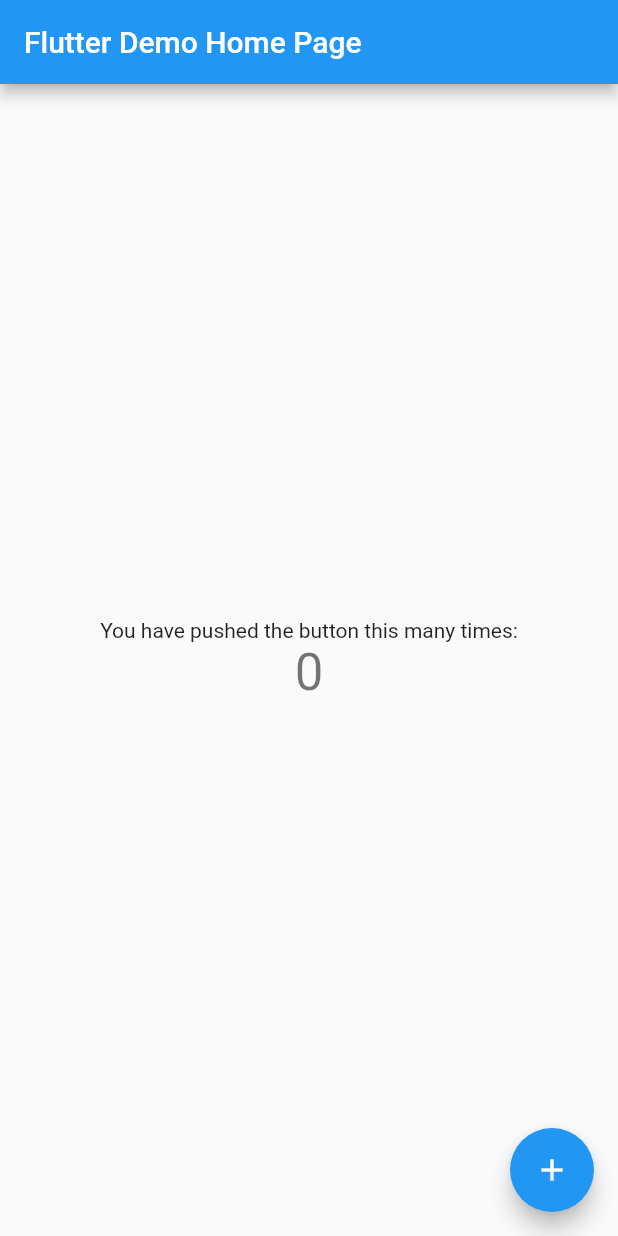
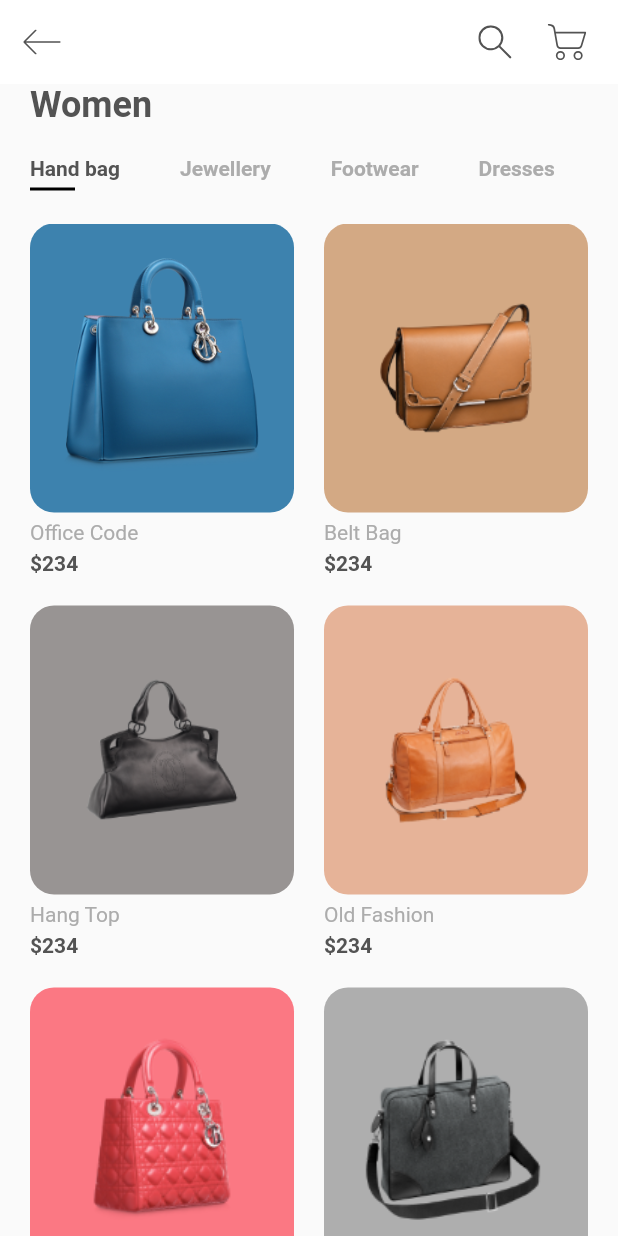
Before and after one commit to taznica/flutter_online_shop, a Flutter app: the screen it shows after launch, on a phone screen of 412 x 824 dp. Run offline on Flutter 3.47's test engine with Material 2 defaults, Android fonts, the phone set to English and light mode, and no system bars; our stand-ins replace flutter_svg.

Commit message:
add: home screen

```diff
--- /dev/null
+++ b/lib/constants.dart
@@ -0,0 +1,6 @@
+import 'package:flutter/material.dart';
+
+const kTextColor = Color(0xFF535353);
+const kTextLightColor = Color(0xFFACACAC);
+
+const kDefaultPadding = 20.0;
--- a/lib/main.dart
+++ b/lib/main.dart
@@ -1,4 +1,6 @@
 import 'package:flutter/material.dart';
+import 'package:online_shop/constants.dart';
+import 'package:online_shop/screens/home/home_screen.dart';
 
 void main() {
   runApp(MyApp());
@@ -9,109 +11,13 @@ class MyApp extends StatelessWidget {
   @override
   Widget build(BuildContext context) {
     return MaterialApp(
+      // debugShowCheckedModeBanner: false,
       title: 'Flutter Demo',
       theme: ThemeData(
-        // This is the theme of your application.
-        //
-        // Try running your application with "flutter run". You'll see the
-        // application has a blue toolbar. Then, without quitting the app, try
-        // changing the primarySwatch below to Colors.green and then invoke
-        // "hot reload" (press "r" in the console where you ran "flutter run",
-        // or simply save your changes to "hot reload" in a Flutter IDE).
-        // Notice that the counter didn't reset back to zero; the application
-        // is not restarted.
-        primarySwatch: Colors.blue,
-        // This makes the visual density adapt to the platform that you run
-        // the app on. For desktop platforms, the controls will be smaller and
-        // closer together (more dense) than on mobile platforms.
+        textTheme: Theme.of(context).textTheme.apply(bodyColor: kTextColor),
         visualDensity: VisualDensity.adaptivePlatformDensity,
       ),
-      home: MyHomePage(title: 'Flutter Demo Home Page'),
+      home: HomeScreen(),
     );
   }
 }
-
-class MyHomePage extends StatefulWidget {
-  MyHomePage({Key key, this.title}) : super(key: key);
-
-  // This widget is the home page of your application. It is stateful, meaning
-  // that it has a State object (defined below) that contains fields that affect
-  // how it looks.
-
-  // This class is the configuration for the state. It holds the values (in this
-  // case the title) provided by the parent (in this case the App widget) and
-  // used by the build method of the State. Fields in a Widget subclass are
-  // always marked "final".
-
-  final String title;
-
-  @override
-  _MyHomePageState createState() => _MyHomePageState();
-}
-
-class _MyHomePageState extends State<MyHomePage> {
-  int _counter = 0;
-
-  void _incrementCounter() {
-    setState(() {
-      // This call to setState tells the Flutter framework that something has
-      // changed in this State, which causes it to rerun the build method below
-      // so that the display can reflect the updated values. If we changed
-      // _counter without calling setState(), then the build method would not be
-      // called again, and so nothing would appear to happen.
-      _counter++;
-    });
-  }
-
-  @override
-  Widget build(BuildContext context) {
-    // This method is rerun every time setState is called, for instance as done
-    // by the _incrementCounter method above.
-    //
-    // The Flutter framework has been optimized to make rerunning build methods
-    // fast, so that you can just rebuild anything that needs updating rather
-    // than having to individually change instances of widgets.
-    return Scaffold(
-      appBar: AppBar(
-        // Here we take the value from the MyHomePage object that was created by
-        // the App.build method, and use it to set our appbar title.
-        title: Text(widget.title),
-      ),
-      body: Center(
-        // Center is a layout widget. It takes a single child and positions it
-        // in the middle of the parent.
-        child: Column(
-          // Column is also a layout widget. It takes a list of children and
-          // arranges them vertically. By default, it sizes itself to fit its
-          // children horizontally, and tries to be as tall as its parent.
-          //
-          // Invoke "debug painting" (press "p" in the console, choose the
-          // "Toggle Debug Paint" action from the Flutter Inspector in Android
-          // Studio, or the "Toggle Debug Paint" command in Visual Studio Code)
-          // to see the wireframe for each widget.
-          //
-          // Column has various properties to control how it sizes itself and
-          // how it positions its children. Here we use mainAxisAlignment to
-          // center the children vertically; the main axis here is the vertical
-          // axis because Columns are vertical (the cross axis would be
-          // horizontal).
-          mainAxisAlignment: MainAxisAlignment.center,
-          children: <Widget>[
-            Text(
-              'You have pushed the button this many times:',
-            ),
-            Text(
-              '$_counter',
-              style: Theme.of(context).textTheme.headline4,
-            ),
-          ],
-        ),
-      ),
-      floatingActionButton: FloatingActionButton(
-        onPressed: _incrementCounter,
-        tooltip: 'Increment',
-        child: Icon(Icons.add),
-      ), // This trailing comma makes auto-formatting nicer for build methods.
-    );
-  }
-}
--- /dev/null
+++ b/lib/models/product.dart
@@ -0,0 +1,71 @@
+import 'package:flutter/material.dart';
+
+class Product {
+  final String image, title, description;
+  final int price, size, id;
+  final Color color;
+
+  Product({
+    this.id,
+    this.image,
+    this.title,
+    this.price,
+    this.description,
+    this.size,
+    this.color,
+  });
+}
+
+List<Product> products = [
+  Product(
+      id: 1,
+      title: "Office Code",
+      price: 234,
+      size: 12,
+      description: dummyText,
+      image: "assets/images/bag_1.png",
+      color: Color(0xFF3D82AE)),
+  Product(
+      id: 2,
+      title: "Belt Bag",
+      price: 234,
+      size: 8,
+      description: dummyText,
+      image: "assets/images/bag_2.png",
+      color: Color(0xFFD3A984)),
+  Product(
+      id: 3,
+      title: "Hang Top",
+      price: 234,
+      size: 10,
+      description: dummyText,
+      image: "assets/images/bag_3.png",
+      color: Color(0xFF989493)),
+  Product(
+      id: 4,
+      title: "Old Fashion",
+      price: 234,
+      size: 11,
+      description: dummyText,
+      image: "assets/images/bag_4.png",
+      color: Color(0xFFE6B398)),
+  Product(
+      id: 5,
+      title: "Office Code",
+      price: 234,
+      size: 12,
+      description: dummyText,
+      image: "assets/images/bag_5.png",
+      color: Color(0xFFFB7883)),
+  Product(
+    id: 6,
+    title: "Office Code",
+    price: 234,
+    size: 12,
+    description: dummyText,
+    image: "assets/images/bag_6.png",
+    color: Color(0xFFAEAEAE),
+  ),
+];
+
+String dummyText = "Lorem Ipsum is simply dummy text of the printing and typesetting industry. Lorem Ipsum has been the industry's standard dummy text ever since. When an unknown printer took a galley.";
--- /dev/null
+++ b/lib/screens/home/components/body.dart
@@ -0,0 +1,56 @@
+import 'package:flutter/material.dart';
+import 'package:online_shop/constants.dart';
+import 'package:online_shop/models/product.dart';
+
+import 'categories.dart';
+import 'item_card.dart';
+
+class Body extends StatelessWidget {
+  @override
+  Widget build(BuildContext context) {
+    return Column(
+      crossAxisAlignment: CrossAxisAlignment.start,
+      children: <Widget>[
+        // Wrap Text with Padding by 'Show Context Actions(option+Enter)' on Text -> 'Wrap with padding'
+        Padding(
+          // Padding on left and right of Text
+          padding: const EdgeInsets.symmetric(horizontal: kDefaultPadding),
+          child: Text(
+            'Women',
+            style: Theme.of(context)
+                .textTheme
+                .headline5
+                .copyWith(fontWeight: FontWeight.bold),
+          ),
+        ),
+        // Tab bar
+        Categories(),
+        // A widget that expands a child of a Row, Column, or Flex so that the child fills the available space
+        // https://api.flutter.dev/flutter/widgets/Expanded-class.html
+        Expanded(
+          child: Padding(
+            padding: const EdgeInsets.symmetric(horizontal: kDefaultPadding),
+            child: GridView.builder(
+              itemCount: products.length,
+              gridDelegate:
+                  // crossAxisCount: number of items in row
+                  SliverGridDelegateWithFixedCrossAxisCount(
+                crossAxisCount: 2,
+                // Vertical margin
+                mainAxisSpacing: kDefaultPadding,
+                //Horizontal margin
+                crossAxisSpacing: kDefaultPadding,
+                // childAspectRatio = width / height
+                // Longer vertically
+                childAspectRatio: 0.75,
+              ),
+              itemBuilder: (context, index) => ItemCard(
+                product: products[index],
+              ),
+            ),
+          ),
+        )
+      ],
+    );
+  }
+}
--- /dev/null
+++ b/lib/screens/home/components/categories.dart
@@ -0,0 +1,64 @@
+import 'package:flutter/material.dart';
+import 'package:online_shop/constants.dart';
+
+class Categories extends StatefulWidget {
+  @override
+  _CategoriesState createState() => _CategoriesState();
+}
+
+class _CategoriesState extends State<Categories> {
+  List<String> categories = ['Hand bag', 'Jewellery', 'Footwear', 'Dresses'];
+  int selectedIndex = 0;
+
+  @override
+  Widget build(BuildContext context) {
+    return Padding(
+      padding: const EdgeInsets.symmetric(vertical: kDefaultPadding),
+      child: SizedBox(
+          height: 25,
+          // Compared to ListView(), ListView.builder() is appropriate for list views
+          // with a large (or infinite) number of children because the builder is called
+          // only for those children that are actually visible.
+          // https://api.flutter.dev/flutter/widgets/ListView-class.html
+          child: ListView.builder(
+            scrollDirection: Axis.horizontal,
+            itemCount: categories.length,
+            itemBuilder: (context, index) => buildCategory(index),
+          )
+      ),
+    );
+  }
+
+  Widget buildCategory(int index) {
+    return GestureDetector(
+      child: Padding(
+        padding: const EdgeInsets.symmetric(horizontal: kDefaultPadding),
+        child: Column(
+          // Align left
+          crossAxisAlignment: CrossAxisAlignment.start,
+          children: <Widget>[
+            Text(
+              categories[index],
+              style: TextStyle(
+                fontWeight: FontWeight.bold,
+                color: selectedIndex == index ? kTextColor : kTextLightColor,
+              ),
+            ),
+            // Under bar of each Text
+            Container(
+              margin: EdgeInsets.only(top: kDefaultPadding / 4),
+              height: 2,
+              width: 30,
+              color: selectedIndex == index ? Colors.black : Colors.transparent,
+            )
+          ],
+        ),
+      ),
+      onTap: () {
+        setState(() {
+          selectedIndex = index;
+        });
+      },
+    );
+  }
+}
--- /dev/null
+++ b/lib/screens/home/components/item_card.dart
@@ -0,0 +1,44 @@
+import 'package:flutter/material.dart';
+import 'package:online_shop/constants.dart';
+import 'package:online_shop/models/product.dart';
+
+class ItemCard extends StatelessWidget {
+  final Product product;
+  final Function press;
+
+  const ItemCard({Key key, this.product, this.press}) : super(key: key);
+
+  @override
+  Widget build(BuildContext context) {
+    return Column(
+      crossAxisAlignment: CrossAxisAlignment.start,
+      children: <Widget>[
+        // Expand to make all cards the same height
+        Expanded(
+          child: Container(
+            padding: EdgeInsets.all(kDefaultPadding),
+            // For demo:
+            // height: 180,
+            // width: 160,
+            decoration: BoxDecoration(
+              color: product.color,
+              borderRadius: BorderRadius.circular(16),
+            ),
+            child: Image.asset(product.image),
+          ),
+        ),
+        Padding(
+          padding: const EdgeInsets.symmetric(vertical: kDefaultPadding / 4),
+          child: Text(
+            product.title,
+            style: TextStyle(color: kTextLightColor),
+          ),
+        ),
+        Text(
+          '\$${product.price}',
+          style: TextStyle(fontWeight: FontWeight.bold),
+        ),
+      ],
+    );
+  }
+}
--- /dev/null
+++ b/lib/screens/home/home_screen.dart
@@ -0,0 +1,45 @@
+import 'package:flutter/material.dart';
+import 'package:flutter_svg/flutter_svg.dart';
+import 'package:online_shop/constants.dart';
+import 'package:online_shop/screens/home/components/body.dart';
+
+class HomeScreen extends StatelessWidget {
+  @override
+  Widget build(BuildContext context) {
+    return Scaffold(
+      appBar: buildAppBar(),
+      body: Body(),
+    );
+  }
+
+  // Extracted by two finger tap on Appbar -> 'Refactor' -> 'Extract Method'
+  AppBar buildAppBar() {
+    return AppBar(
+      backgroundColor: Colors.white,
+      elevation: 0,
+      leading: IconButton(
+        icon: SvgPicture.asset('assets/icons/back.svg'),
+        onPressed: () {},
+      ),
+      actions: <Widget>[
+        IconButton(
+          icon: SvgPicture.asset(
+            'assets/icons/search.svg',
+            // By default icon color is white
+            color: kTextColor,
+          ),
+          onPressed: () {},
+        ),
+        IconButton(
+          icon: SvgPicture.asset(
+            'assets/icons/cart.svg',
+            color: kTextColor,
+          ),
+          onPressed: () {},
+        ),
+        // Padding on right end
+        SizedBox(width: kDefaultPadding / 2)
+      ],
+    );
+  }
+}
```
Also changed, not shown: pubspec.yaml (+4 -3 lines), assets/icons/add_to_cart.svg (added), assets/icons/back.svg (added), assets/icons/bag_1.svg (added), assets/icons/cart.svg (added), assets/icons/heart.svg (added), assets/icons/search.svg (added), assets/images/bag_1.png (added), assets/images/bag_2.png (added), assets/images/bag_3.png (added), assets/images/bag_4.png (added), assets/images/bag_5.png (added), assets/images/bag_6.png (added), pubspec.lock, 1 other file.
